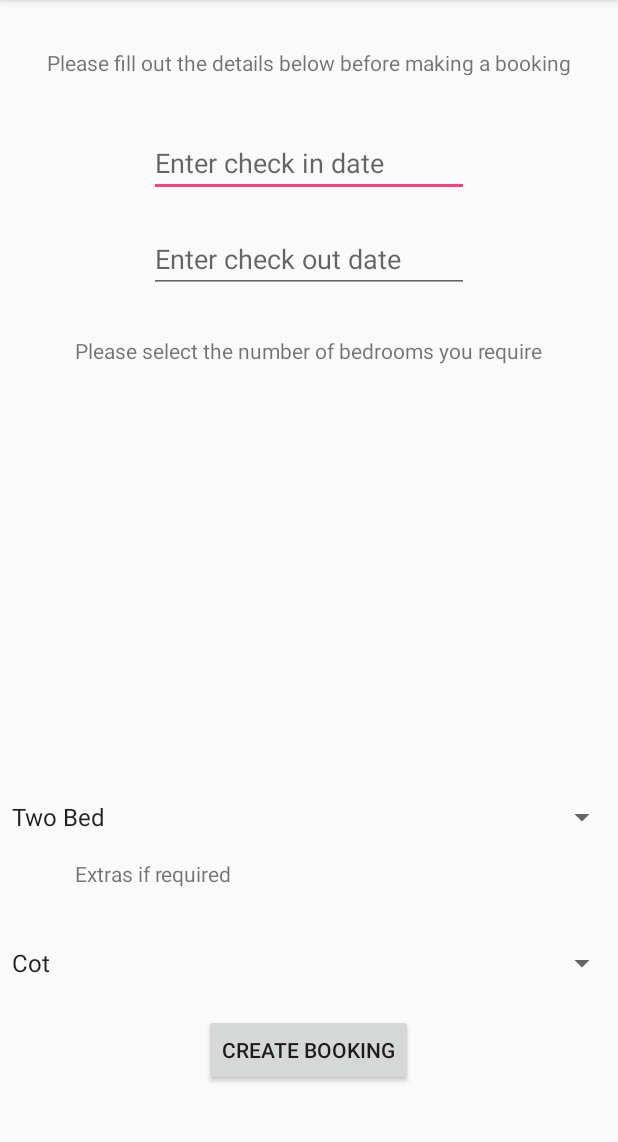
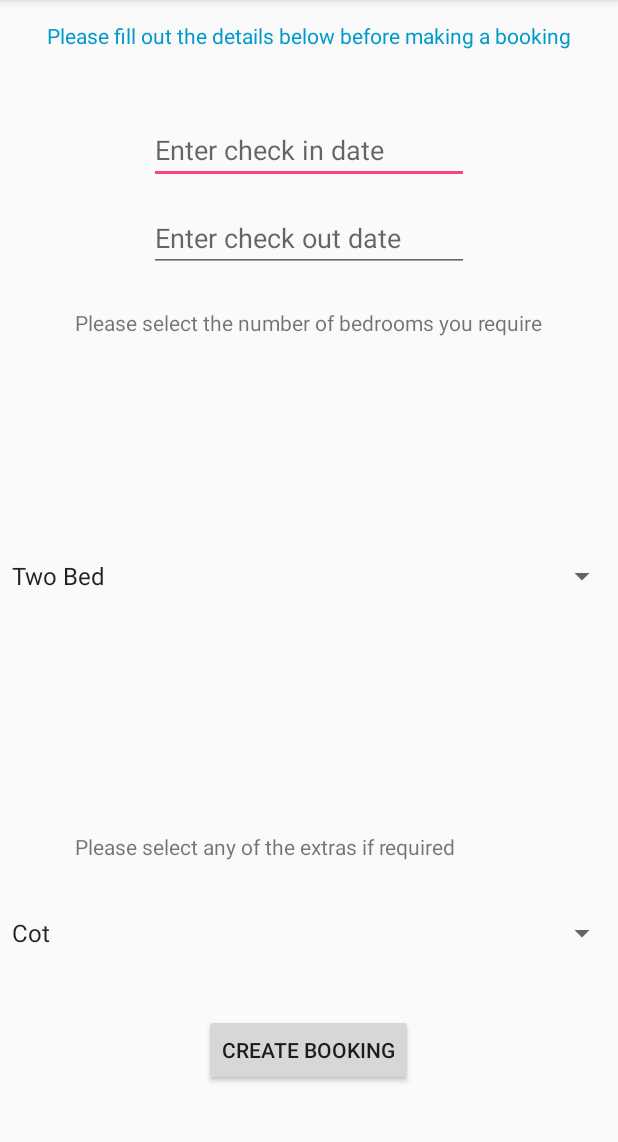
Before and after one commit to leannemcn/MaryportHolidayPark, an Android app: the BookingPage screen opened directly, with no data from a screen before it, on a phone screen of 412 x 824 dp, the part 84-1226 px from its top. Run offline under Robolectric (Android 15) with nearby library versions, the phone set to English and light mode, and no system bars; our stand-ins replace Firebase (no records; nobody signed in at launch, a user with empty details on screens opened directly).

Commit message:
Getting project ready for Demo

```diff
--- a/app/src/main/AndroidManifest.xml
+++ b/app/src/main/AndroidManifest.xml
@@ -1,6 +1,7 @@
 <?xml version="1.0" encoding="utf-8"?>
 <manifest xmlns:android="http://schemas.android.com/apk/res/android"
     package="com.example.b00682737.maryportholidaypark">
+
 
     <application
         android:allowBackup="true"
@@ -19,7 +20,9 @@
         <activity android:name=".RegisterPage" />
         <activity android:name=".ProfilePage" />
         <activity android:name=".BookingPage" />
-        <activity android:name=".CancelBooking"></activity>
+        <activity android:name=".CancelBooking" >
+
+        </activity>
     </application>
 
 </manifest>
--- a/app/src/main/java/com/example/b00682737/maryportholidaypark/LoginPage.java
+++ b/app/src/main/java/com/example/b00682737/maryportholidaypark/LoginPage.java
@@ -33,6 +33,7 @@ public class LoginPage extends AppCompatActivity {
         loginUsername = (EditText) findViewById(R.id.loginUsername);
         loginPassword = (EditText) findViewById(R.id.loginPassword);
         registerHere = (TextView) findViewById(R.id.registerHere);
+
         Attempts = (TextView) findViewById(R.id.Attempts);
         Attempts.setText("Attempts remaining: 3");
         //this will display the remaining login attempts left under the login button
@@ -47,7 +48,7 @@ public class LoginPage extends AppCompatActivity {
             @Override
             public void onClick(View view) {
                 validate(loginUsername.getText().toString(), loginPassword.getText().toString());
-            } //this will log the user in if username and password are correct/ stored in database
+            } //this will log the user in if username and password are correct (will be validated against database)
         });
         registerHere.setOnClickListener(new View.OnClickListener() {
             @Override
@@ -69,6 +70,7 @@ public class LoginPage extends AppCompatActivity {
                 } else {
                     Toast.makeText(LoginPage.this, "Error, failed Login", Toast.LENGTH_SHORT).show();
                     remaining --; //will decrease login attempts
+
                     Attempts.setText("Number of attempts left: " + remaining);
                     if(remaining ==0 ) {loginButton.setEnabled(false);}
                     //this will disable login button after 3 incorrect attempts
--- a/app/src/main/java/com/example/b00682737/maryportholidaypark/ProfilePage.java
+++ b/app/src/main/java/com/example/b00682737/maryportholidaypark/ProfilePage.java
@@ -1,12 +1,16 @@
 package com.example.b00682737.maryportholidaypark;
 
 import android.content.Intent;
+import android.net.Uri;
 import android.support.v7.app.AppCompatActivity;
 import android.os.Bundle;
 import android.view.Menu;
 import android.view.MenuItem;
 import android.view.View;
 import android.widget.Button;
+import android.widget.MediaController;
+import android.widget.VideoView;
+
 import com.google.firebase.auth.FirebaseAuth;
 
 public class ProfilePage extends AppCompatActivity {
--- a/app/src/main/res/layout/activity_booking_page.xml
+++ b/app/src/main/res/layout/activity_booking_page.xml
@@ -1,6 +1,5 @@
 <?xml version="1.0" encoding="utf-8"?>
 <RelativeLayout xmlns:android="http://schemas.android.com/apk/res/android"
-    xmlns:app="http://schemas.android.com/apk/res-auto"
     xmlns:tools="http://schemas.android.com/tools"
     android:layout_width="match_parent"
     android:layout_height="match_parent"
@@ -10,9 +9,8 @@
         android:id="@+id/spinnerSpin"
         android:layout_width="match_parent"
         android:layout_height="wrap_content"
-        android:layout_alignParentBottom="true"
         android:layout_alignParentStart="true"
-        android:layout_marginBottom="211dp"
+        android:layout_centerVertical="true"
         android:entries="@array/bedroom" />
 
 
@@ -22,7 +20,7 @@
         android:layout_height="wrap_content"
         android:layout_alignParentTop="true"
         android:layout_centerHorizontal="true"
-        android:layout_marginTop="86dp"
+        android:layout_marginTop="77dp"
         android:ems="10"
         android:hint="Enter check in date"
         android:inputType="textPersonName" />
@@ -42,8 +40,9 @@
         android:layout_height="39dp"
         android:layout_alignParentTop="true"
         android:layout_centerHorizontal="true"
-        android:layout_marginTop="32dp"
-        android:text="Please fill out the details below before making a booking" />
+        android:layout_marginTop="14dp"
+        android:text="Please fill out the details below before making a booking"
+        android:textColor="@android:color/holo_blue_dark" />
 
     <EditText
         android:id="@+id/enterCheckOut"
@@ -51,7 +50,7 @@
         android:layout_height="wrap_content"
         android:layout_alignParentTop="true"
         android:layout_centerHorizontal="true"
-        android:layout_marginTop="150dp"
+        android:layout_marginTop="136dp"
         android:ems="10"
         android:hint="Enter check out date"
         android:inputType="textPersonName" />
@@ -62,7 +61,7 @@
         android:layout_height="wrap_content"
         android:layout_alignParentTop="true"
         android:layout_centerHorizontal="true"
-        android:layout_marginTop="224dp"
+        android:layout_marginTop="205dp"
         android:text="Please select the number of bedrooms you require" />
 
     <TextView
@@ -71,8 +70,8 @@
         android:layout_height="wrap_content"
         android:layout_alignParentBottom="true"
         android:layout_alignStart="@+id/textView4"
-        android:layout_marginBottom="176dp"
-        android:text="Extras if required" />
+        android:layout_marginBottom="194dp"
+        android:text="Please select any of the extras if required" />
 
     <Spinner
         android:id="@+id/spinnerSpin2"
@@ -80,7 +79,7 @@
         android:layout_height="wrap_content"
         android:layout_alignParentBottom="true"
         android:layout_alignParentStart="true"
-        android:layout_marginBottom="114dp"
+        android:layout_marginBottom="134dp"
         android:entries="@array/extras" />
 
 </RelativeLayout>
```
Also changed, not shown: app/src/main/java/com/example/b00682737/maryportholidaypark/BookingPage.java (+10 -6 lines), app/src/main/java/com/example/b00682737/maryportholidaypark/RegisterPage.java (+9 -4 lines), app/src/main/res/layout/activity_login_page.xml (+8 -8 lines), app/src/main/res/layout/activity_profile_page.xml (+21 -4 lines), app/src/main/res/layout/activity_register_page.xml (+15 -5 lines).
